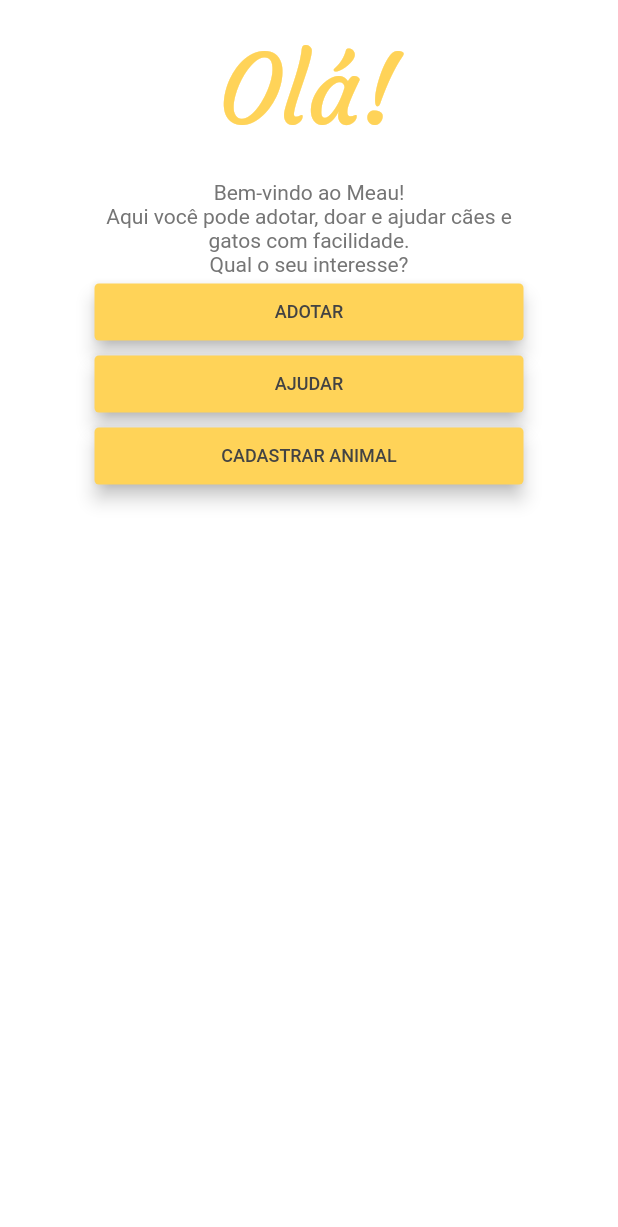
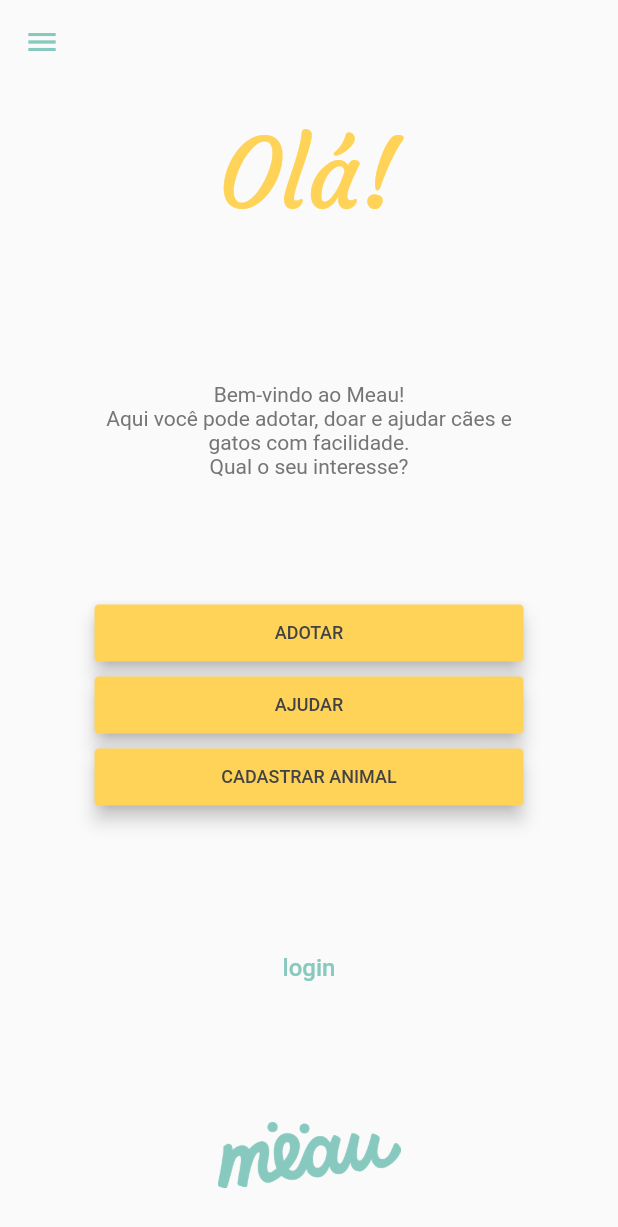
Before and after one commit to JomaSnow/meau, a Flutter app: the IntroScreen screen opened directly, on a phone screen of 412 x 824 dp. Shown: the top 1227 px of the screen. Run offline on Flutter 3.47's test engine with Material 2 defaults, Android fonts, the phone set to English and light mode, and no system bars.

Commit message:
Finishes IntroScreen design

```diff
--- a/lib/app.dart
+++ b/lib/app.dart
@@ -1,4 +1,4 @@
-import 'package:app/screens/login_screen.dart';
+import 'package:app/screens/intro_screen.dart';
 import 'package:app/util/dismiss_focus.dart';
 import 'package:flutter/material.dart';
 
@@ -11,10 +11,10 @@
       onTap: () {
         dismissFocus(context);
       },
-      child: MaterialApp(
+      child: const MaterialApp(
         title: "Meau",
         debugShowCheckedModeBanner: false,
-        home: LoginScreen(),
+        home: IntroScreen(),
       ),
     );
   }
--- a/lib/screens/intro_screen.dart
+++ b/lib/screens/intro_screen.dart
@@ -2,8 +2,11 @@
 
 import 'package:app/util/design.dart';
 import 'package:app/widgets/button.dart';
+import 'package:app/widgets/custom_app_bar.dart';
 import 'package:app/widgets/intro_paragraph.dart';
+import 'package:app/widgets/link_button.dart';
 import 'package:app/widgets/page_title.dart';
+import 'package:app/widgets/scrollable_container.dart';
 import 'package:flutter/material.dart';
 
 class IntroScreen extends StatelessWidget {
@@ -24,25 +27,36 @@
     return;
   }
 
+  void _login() {
+    log("login");
+    return;
+  }
+
   @override
   Widget build(BuildContext context) {
     return Scaffold(
         resizeToAvoidBottomInset: true,
-      body: Container(
-        constraints: const BoxConstraints.expand(),
-        color: Design.white,
-        child: SafeArea(
-          child: SingleChildScrollView(
-            padding: const EdgeInsets.symmetric(horizontal: 63),
-            physics: const BouncingScrollPhysics(),
+        appBar: const CustomAppBar(
+            iconsColor: Design.lightBlue, transparentBackground: true),
+        drawer: const Drawer(),
+        body: ScrollableContainer(
+          horizontalPadding: 63,
           child: Column(
+            mainAxisSize: MainAxisSize.max,
+            mainAxisAlignment: MainAxisAlignment.spaceBetween,
             children: [
               const PageTitle(title: "Olá!"),
-                const IntroParagraph(value: "Bem-vindo ao Meau!"),
-                const IntroParagraph(
+              Column(
+                children: const [
+                  IntroParagraph(value: "Bem-vindo ao Meau!"),
+                  IntroParagraph(
                       value:
                           "Aqui você pode adotar, doar e ajudar cães e gatos com facilidade."),
-                const IntroParagraph(value: "Qual o seu interesse?"),
+                  IntroParagraph(value: "Qual o seu interesse?"),
+                ],
+              ),
+              Column(
+                children: [
                   Button(
                     value: "ADOTAR",
                     onPressed: _adoptFunction,
@@ -57,9 +71,21 @@
                   ),
                 ],
               ),
+              LinkButton(
+                value: "login",
+                onPressed: _login,
+                width: 80,
+              ),
+              Container(
+                margin: const EdgeInsets.only(bottom: 32),
+                child: Image.asset(
+                  "lib/assets/images/Meau_marca_2.png",
+                  color: Design.lightBlue,
+                  width: 122,
                 ),
               ),
+            ],
           ),
-    );
+        ));
   }
 }
--- a/lib/widgets/custom_app_bar.dart
+++ b/lib/widgets/custom_app_bar.dart
@@ -21,7 +21,7 @@
   final LeadingIcon? leadingIcon;
 
   static _defaultLeadingAction() {
-    log("Pressed leading icon. Remeber to pass a function to leadingAction attribute.");
+    log("Pressed leading icon. Remember to pass a function to leadingAction attribute.");
   }
 
   Widget _drawLeadingIcon(LeadingIcon? icon) {
--- /dev/null
+++ b/lib/widgets/link_button.dart
@@ -0,0 +1,40 @@
+import 'package:app/util/design.dart';
+import 'package:flutter/material.dart';
+
+class LinkButton extends StatelessWidget {
+  const LinkButton(
+      {super.key,
+      required this.value,
+      required this.onPressed,
+      this.width = double.infinity,
+      this.fontColor = Design.lightBlue});
+
+  final String value;
+  final VoidCallback onPressed;
+  final Color fontColor;
+  final double width;
+
+  @override
+  Widget build(BuildContext context) {
+    return Container(
+      width: width,
+      margin: const EdgeInsets.symmetric(vertical: 0, horizontal: 0),
+      child: TextButton(
+        onPressed: onPressed,
+        style: ButtonStyle(
+          padding: MaterialStateProperty.all<EdgeInsetsGeometry>(
+              const EdgeInsets.symmetric(vertical: 12)),
+          shape: MaterialStateProperty.all<RoundedRectangleBorder>(
+              RoundedRectangleBorder(borderRadius: BorderRadius.circular(3))),
+        ),
+        child: Center(
+          child: Text(
+            value,
+            style:
+                TextStyle(color: fontColor, fontSize: 16, fontFamily: "Roboto"),
+          ),
+        ),
+      ),
+    );
+  }
+}
--- a/lib/widgets/scrollable_container.dart
+++ b/lib/widgets/scrollable_container.dart
@@ -2,9 +2,14 @@
 import 'package:flutter/material.dart';
 
 class ScrollableContainer extends StatelessWidget {
-  const ScrollableContainer({super.key, required this.child});
+  const ScrollableContainer({
+    super.key,
+    required this.child,
+    this.horizontalPadding = 15,
+  });
 
   final Widget child;
+  final double horizontalPadding;
 
   @override
   Widget build(BuildContext context) {
@@ -12,7 +17,7 @@
       constraints: const BoxConstraints.expand(),
       color: Design.white1,
       child: Padding(
-        padding: const EdgeInsets.symmetric(horizontal: 15),
+        padding: EdgeInsets.symmetric(horizontal: horizontalPadding),
         child: CustomScrollView(
           physics: const BouncingScrollPhysics(),
           slivers: [
```
Also changed, not shown: pubspec.yaml (+5 -3 lines). Lines whose indentation alone changed are shown as unchanged.
